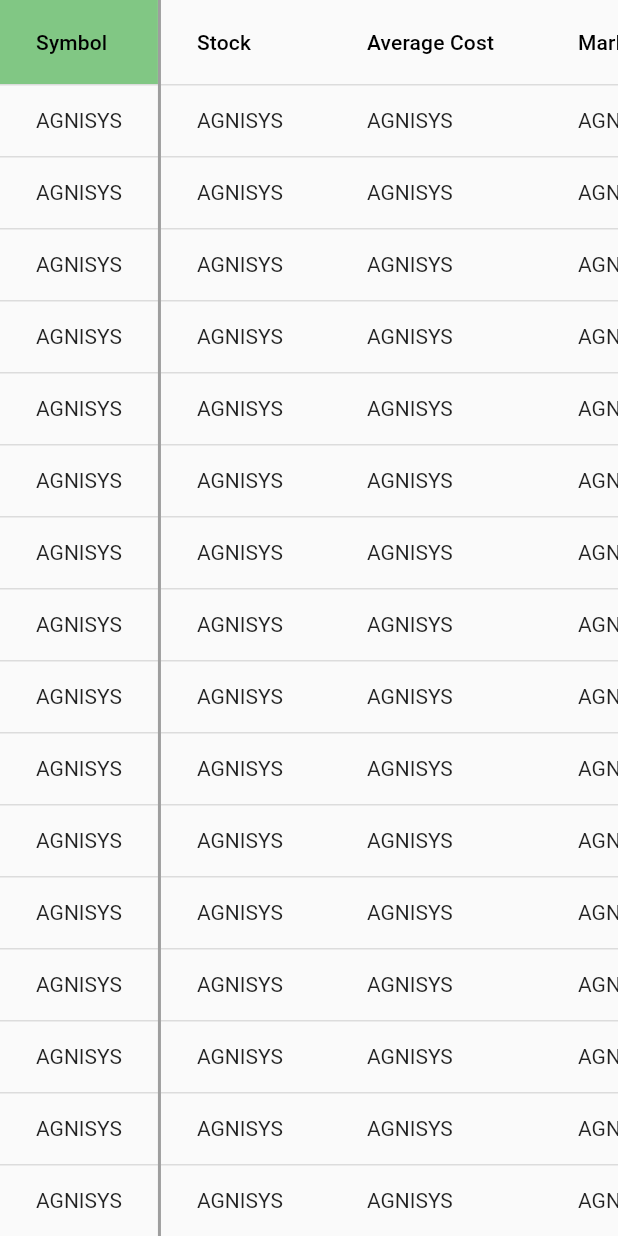
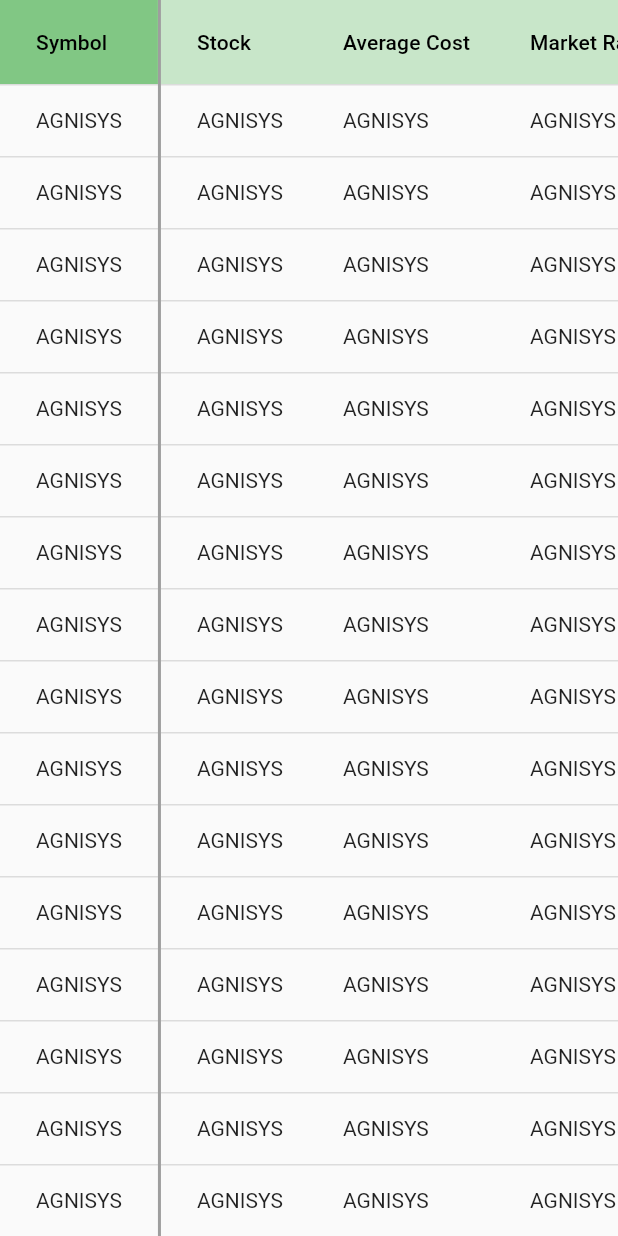
Before and after one commit to akramul47/flutter_application_1, a Flutter app: the screen it shows after launch, on a phone screen of 412 x 824 dp. Run offline on Flutter 3.47's test engine with Material 2 defaults, Android fonts, the phone set to English and light mode, and no system bars.

Commit message:
updated table ui

```diff
--- a/lib/scrollable-column-widget.dart
+++ b/lib/scrollable-column-widget.dart
@@ -7,6 +7,16 @@ class ScrollableColumnWidget extends StatelessWidget {
       child: SingleChildScrollView(
         scrollDirection: Axis.horizontal,
         child: DataTable(
+          headingRowColor: MaterialStateProperty.all(Colors.green[100]),
+          columnSpacing: 40,
+          decoration: BoxDecoration(
+            border: Border(
+              right: BorderSide(
+                color: Colors.grey,
+                width: 0.5,
+              ),
+            ),
+          ),
           columns: const <DataColumn>[
             DataColumn(
                 label: Text(
```
